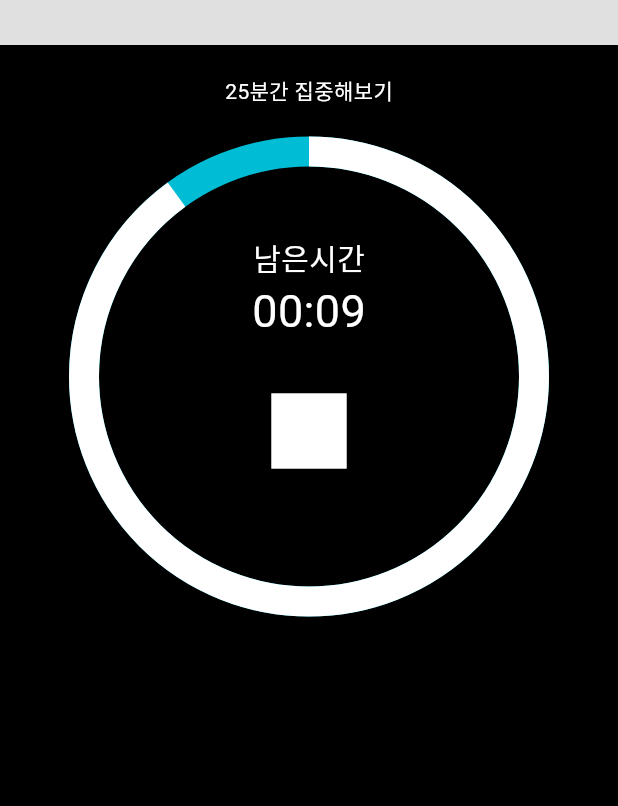
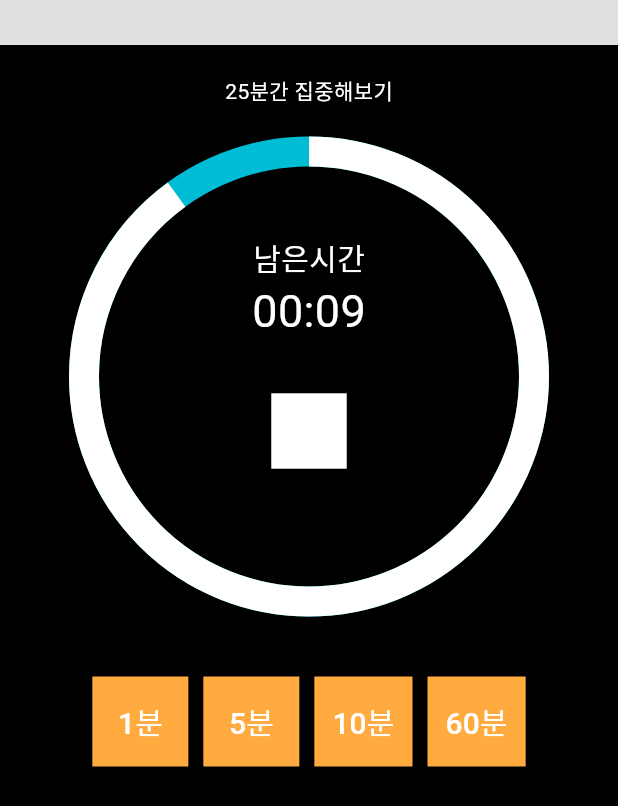
Before and after one commit to KimHyunSookhs/Timer_GetX, a Flutter app: the screen it shows after launch, after a tap on the "play arrow" icon, on a phone screen of 412 x 824 dp. Shown: the top 806 px of the screen. Run offline on Flutter 3.47's test engine with Material 3 defaults, Android fonts, the phone set to English and light mode, and no system bars; our stand-ins replace get.

Commit message:
fix : 초/분 변경 오류 해결

```diff
--- a/lib/controller/timer_controller.dart
+++ b/lib/controller/timer_controller.dart
@@ -1,20 +1,28 @@
 import 'dart:async';
 
 import 'package:get/get.dart';
+import 'package:stop_watch/status/time_status.dart';
 import 'package:stop_watch/status/timer_status.dart';
 
 class TimerController extends GetxController {
   final RxInt seconds = 0.obs;
   final isRunning = false.obs;
   final timerStatus = <TimerStatus>[].obs;
-  final int maxSecond = 10;
+  final timeStatus = <TimeStatus>[].obs;
+  int maxSecond = 10;
 
   RxInt remainingSecond = 10.obs;
   late Timer timer;
 
   @override
+  void onInit() {
+    super.onInit();
+    timeStatus.value = TimeStatus.values;
+  }
+
+  @override
   void dispose() {
-    timer?.cancel();
+    timer.cancel();
     super.dispose();
   }
 
@@ -43,4 +51,10 @@ class TimerController extends GetxController {
       update();
     }
   }
+
+  setTime(TimeStatus status) {
+    maxSecond = status.seconds;
+    remainingSecond.value = status.seconds;
+    update();
+  }
 }
--- a/lib/status/time_status.dart
+++ b/lib/status/time_status.dart
@@ -0,0 +1,15 @@
+enum TimeStatus {
+  oneMinute(1),
+  fiveMinutes(5),
+  tenMinutes(10),
+  sixtyMinutes(60);
+
+  // 2. Enum 멤버에 값을 저장할 final 속성 추가
+  final int value;
+
+  // 3. 생성자를 통해 값 초기화
+  const TimeStatus(this.value);
+
+  // 4. (선택) 분을 초로 변환하는 getter 추가
+  int get seconds => value * 60;
+}
--- a/lib/view/timer_view.dart
+++ b/lib/view/timer_view.dart
@@ -98,6 +98,37 @@ class _TimerViewState extends State<TimerView> {
                         ],
                       ),
                     ),
+                    SizedBox(height: 50),
+                    SizedBox(
+                      height: 60,
+                      child: ListView.separated(
+                        itemCount: timerController.timeStatus.length,
+                        shrinkWrap: true,
+                        scrollDirection: Axis.horizontal,
+                        itemBuilder: (context, index) {
+                          return Container(
+                            color: Colors.orangeAccent,
+                            child: TextButton(
+                              onPressed: () {
+                                timerController.setTime(
+                                  timerController.timeStatus[index],
+                                );
+                                print(timerController.timeStatus[index].value);
+                              },
+                              child: Text(
+                                '${timerController.timeStatus[index].value}분',
+                                style: TextStyle(
+                                  color: Colors.white,
+                                  fontSize: 20,
+                                ),
+                              ),
+                            ),
+                          );
+                        },
+                        separatorBuilder: (context, index) =>
+                            const SizedBox(width: 10),
+                      ),
+                    ),
                   ],
                 );
               },
```
